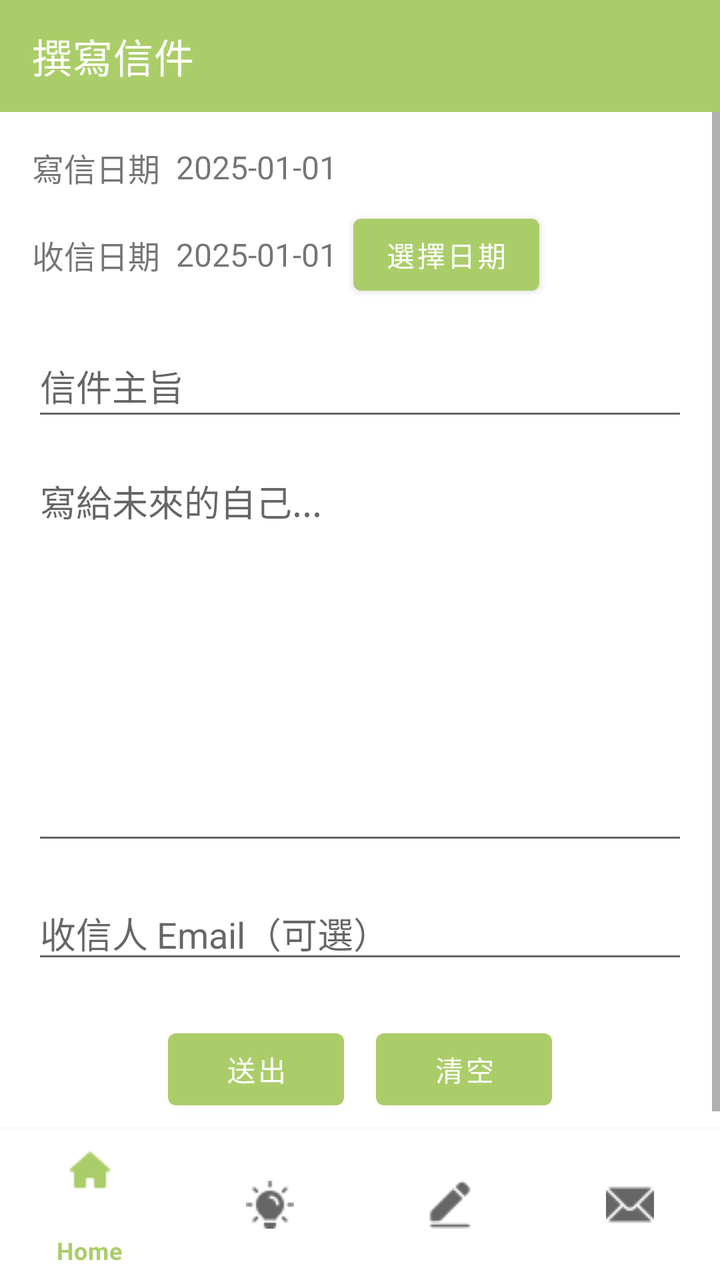
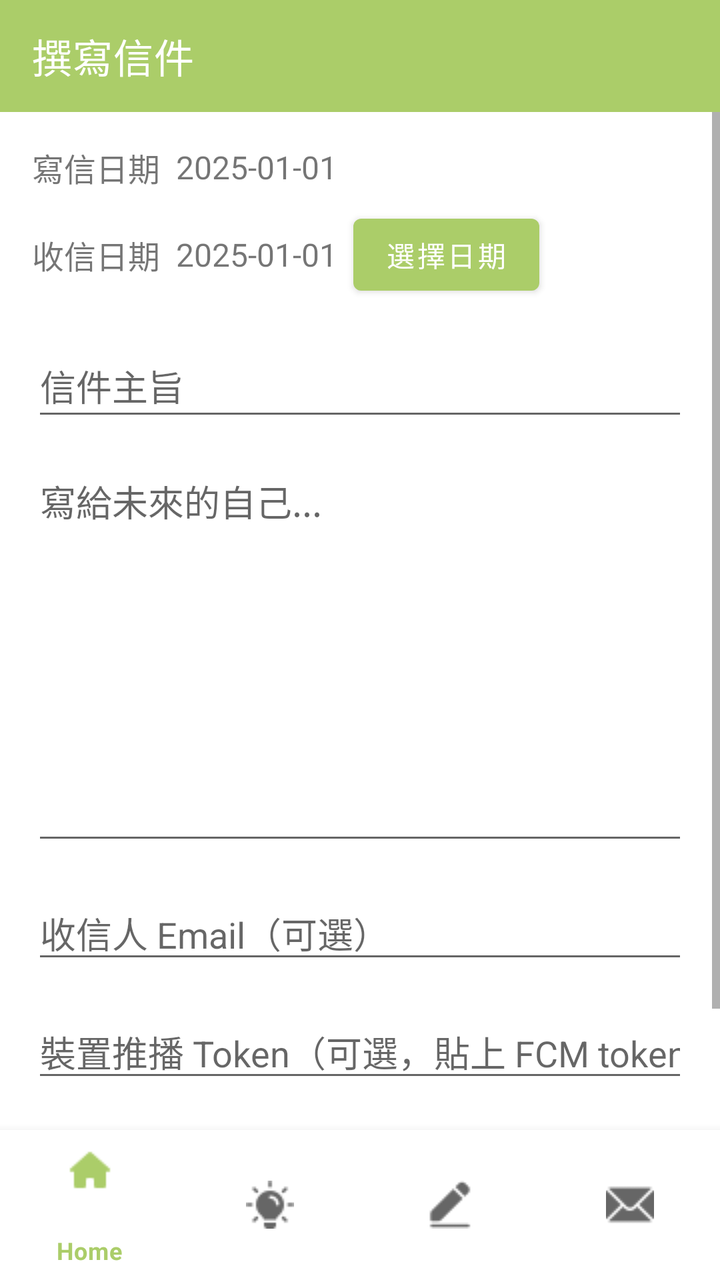

Before-and-after screenshots of an Android layout around one commit, followed by the original layout XML and the change that was made.
<!-- AndroidManifest.xml: application theme Theme.FutureMeMailApp -->
<!-- res/layout/activity_write.xml -->
<?xml version="1.0" encoding="utf-8"?>
<androidx.constraintlayout.widget.ConstraintLayout xmlns:android="http://schemas.android.com/apk/res/android"
    xmlns:app="http://schemas.android.com/apk/res-auto"
    xmlns:tools="http://schemas.android.com/tools"
    android:id="@+id/main"
    android:layout_width="match_parent"
    android:layout_height="match_parent"
    tools:context=".WriteActivity">

    <com.google.android.material.appbar.MaterialToolbar
        android:id="@+id/toolbar_write"
        android:layout_width="0dp"
        android:layout_height="wrap_content"
        android:background="?attr/colorPrimary"
        app:title="撰寫信件"
        app:titleTextColor="?attr/colorOnPrimary"
        app:layout_constraintEnd_toEndOf="parent"
        app:layout_constraintStart_toStartOf="parent"
        app:layout_constraintTop_toTopOf="parent" />

    
    <ScrollView
        android:id="@+id/scrollWrite"
        android:layout_width="0dp"
        android:layout_height="0dp"
        android:fillViewport="true"
        app:layout_constraintTop_toBottomOf="@+id/toolbar_write"
        app:layout_constraintBottom_toTopOf="@id/bottomNavigationView"
        app:layout_constraintStart_toStartOf="parent"
        app:layout_constraintEnd_toEndOf="parent">

        <LinearLayout
            android:layout_width="match_parent"
            android:layout_height="wrap_content"
            android:orientation="vertical"
            android:padding="16dp">

            
            <LinearLayout
                android:layout_width="match_parent"
                android:layout_height="wrap_content"
                android:orientation="horizontal"
                android:gravity="center_vertical"
                android:layout_marginBottom="8dp">

                <TextView
                    android:id="@+id/tvWriteDateLabel"
                    android:layout_width="wrap_content"
                    android:layout_height="wrap_content"
                    android:text="寫信日期"
                    android:textSize="16sp" />

                <TextView
                    android:id="@+id/tvWriteDate"
                    android:layout_width="wrap_content"
                    android:layout_height="wrap_content"
                    android:layout_marginStart="8dp"
                    android:text="2025-01-01"
                    android:textSize="16sp" />
            </LinearLayout>

            
            <LinearLayout
                android:layout_width="match_parent"
                android:layout_height="wrap_content"
                android:orientation="horizontal"
                android:gravity="center_vertical"
                android:layout_marginBottom="16dp">

                <TextView
                    android:id="@+id/tvReceiveDateLabel"
                    android:layout_width="wrap_content"
                    android:layout_height="wrap_content"
                    android:text="收信日期"
                    android:textSize="16sp" />

                <TextView
                    android:id="@+id/tvReceiveDate"
                    android:layout_width="wrap_content"
                    android:layout_height="wrap_content"
                    android:layout_marginStart="8dp"
                    android:text="2025-01-01"
                    android:textSize="16sp" />

                <Button
                    android:id="@+id/btnPickReceiveDate"
                    android:layout_width="wrap_content"
                    android:layout_height="wrap_content"
                    android:layout_marginStart="8dp"
                    android:text="選擇日期" />
            </LinearLayout>

            
            <EditText
                android:id="@+id/etTitle"
                android:layout_width="match_parent"
                android:layout_height="wrap_content"
                android:minHeight="48dp"
                android:hint="信件主旨"
                android:layout_marginBottom="12dp" />

            
            <EditText
                android:id="@+id/etContent"
                android:layout_width="match_parent"
                android:layout_height="200dp"
                android:hint="寫給未來的自己..."
                android:gravity="top"
                android:inputType="textMultiLine"
                android:layout_marginBottom="16dp" />

            
            <EditText
                android:id="@+id/etEmail"
                android:layout_width="match_parent"
                android:layout_height="wrap_content"
                android:hint="收信人 Email（可選）"
                android:inputType="textEmailAddress"
                android:layout_marginBottom="16dp" />

            
            <LinearLayout
                android:layout_width="match_parent"
                android:layout_height="wrap_content"
                android:orientation="horizontal"
                android:gravity="center"
                android:layout_marginTop="8dp">

                <Button
                    android:id="@+id/btnSend"
                    android:layout_width="wrap_content"
                    android:layout_height="wrap_content"
                    android:text="送出"
                    android:layout_marginEnd="16dp" />

                <Button
                    android:id="@+id/btnClear"
                    android:layout_width="wrap_content"
                    android:layout_height="wrap_content"
                    android:text="清空" />
            </LinearLayout>

        </LinearLayout>
    </ScrollView>

    
    <com.google.android.material.bottomnavigation.BottomNavigationView
        android:id="@+id/bottomNavigationView"
        android:layout_width="0dp"
        android:layout_height="75dp"
        app:layout_constraintBottom_toBottomOf="parent"
        app:layout_constraintStart_toStartOf="parent"
        app:layout_constraintEnd_toEndOf="parent"
        app:menu="@menu/bottom_nav_menu" />

</androidx.constraintlayout.widget.ConstraintLayout>
<!-- resources referenced by this layout -->
<resources>
  <style name="Theme.FutureMeMailApp" parent="Theme.MaterialComponents.DayNight.NoActionBar">
          
          
          
          <item name="colorPrimary">@color/green_200</item>
          <item name="colorPrimaryVariant">@color/green_700</item>
          <item name="colorOnPrimary">@color/white</item>
          
          <item name="colorSecondary">@color/teal_200</item>
          <item name="colorSecondaryVariant">@color/teal_700</item>
          <item name="colorOnSecondary">@color/black</item>
          
          <item name="android:statusBarColor" tools:targetApi="l">?attr/colorPrimaryVariant</item>
      </style>
  <color name="green_200">#ABCD69</color>
  <color name="green_700">#0F502F</color>
  <color name="white">#FFFFFFFF</color>
  <color name="teal_200">#FF03DAC5</color>
  <color name="teal_700">#FF018786</color>
  <color name="black">#FF000000</color>
</resources>

<!-- the commit's change to res/layout/activity_write.xml (unified diff, before → after) -->
@@ -119,6 +119,15 @@
                 android:layout_marginBottom="16dp" />
 
             
+            <EditText
+                android:id="@+id/etDeviceToken"
+                android:layout_width="match_parent"
+                android:layout_height="wrap_content"
+                android:hint="裝置推播 Token（可選，貼上 FCM token）"
+                android:inputType="textNoSuggestions"
+                android:layout_marginBottom="16dp" />
+
+            
             <LinearLayout
                 android:layout_width="match_parent"
                 android:layout_height="wrap_content"
